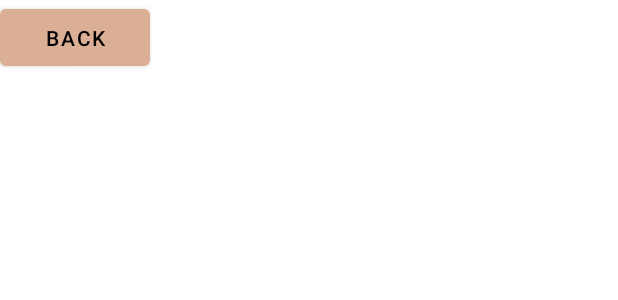
After one commit to cristinapope/msaApp, an Android app: the layout activity_sign_up.xml on its own in the app's theme, with its tools: preview values and no code run, on a phone screen of 412 x 824 dp. The commit adds this screen. Shown: the top 300 px of the screen. Run offline under Robolectric (Android 15) with nearby library versions, the phone set to English and light mode, and no system bars.

Commit message:
Added signup activity xml and logic

```diff
--- a/app/src/main/res/layout/activity_main.xml
+++ b/app/src/main/res/layout/activity_main.xml
@@ -32,7 +32,7 @@
             android:src="@drawable/catbccc" />
 
         <Button
-            android:id="@+id/button"
+            android:id="@+id/signupButton"
             android:layout_width="wrap_content"
             android:layout_height="wrap_content"
             android:layout_alignParentStart="true"
@@ -48,7 +48,7 @@
             />
 
         <Button
-            android:id="@+id/button2"
+            android:id="@+id/registerButton"
             android:layout_width="wrap_content"
             android:layout_height="wrap_content"
             android:layout_alignParentEnd="true"
--- /dev/null
+++ b/app/src/main/res/layout/activity_sign_up.xml
@@ -0,0 +1,13 @@
+<?xml version="1.0" encoding="utf-8"?>
+<RelativeLayout android:layout_height="match_parent"
+    android:layout_width="match_parent"
+    xmlns:android="http://schemas.android.com/apk/res/android">
+    <Button
+        android:layout_width="100dp"
+        android:layout_height="50dp"
+       android:textColor="@color/black"
+        android:text="@string/back_button"
+        android:id="@+id/backButtonSignup"
+        >
+    </Button>
+</RelativeLayout>
--- a/app/src/main/res/values/strings.xml
+++ b/app/src/main/res/values/strings.xml
@@ -1,3 +1,4 @@
 <resources>
     <string name="app_name">AdoptApp</string>
+    <string name="back_button">Back</string>
 </resources>
--- a/app/src/main/res/values/themes.xml
+++ b/app/src/main/res/values/themes.xml
@@ -2,7 +2,7 @@
     <!-- Base application theme. -->
     <style name="Theme.AdoptApp" parent="Theme.MaterialComponents.DayNight.DarkActionBar">
         <!-- Primary brand color. -->
-        <item name="colorPrimary">@color/white</item>
+        <item name="colorPrimary">@color/buttonColor</item>
         <item name="colorPrimaryVariant">@color/nudebcg</item>
         <item name="buttonStyle">@color/buttonColor</item>
         <item name="colorOnPrimary">@color/white</item>
```
Also changed, not shown: app/src/main/AndroidManifest.xml (+6 -3 lines), app/src/main/java/com/example/adoptapp/MainActivity.java (+15 -1 lines), app/src/main/java/com/example/adoptapp/SignUp.java (added, +38 -0 lines).
